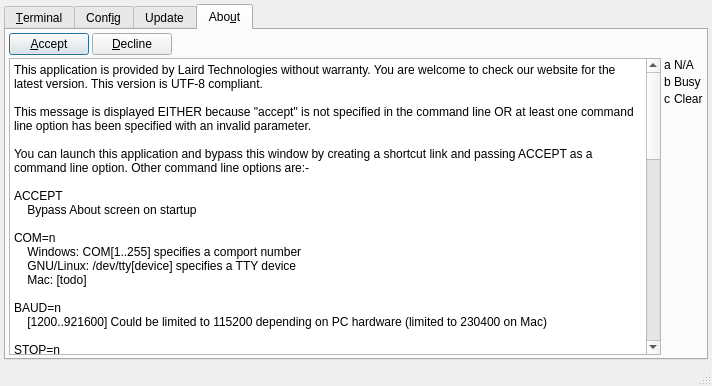
Qt form UwxMainWindow.ui (LairdCP/UwTerminalX) before a commit.
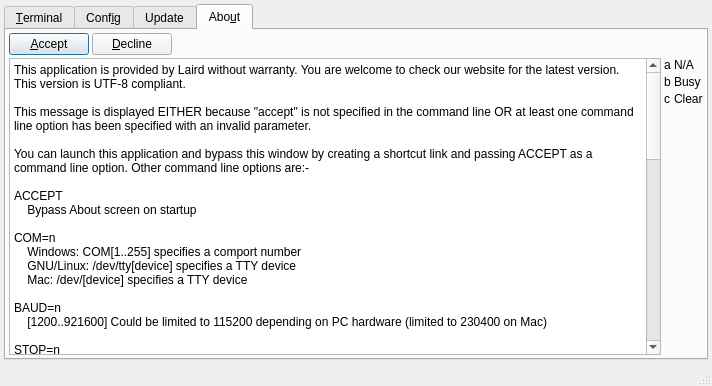
The same form after that commit. Icons and pictures are not drawn. Custom widgets are drawn as their Qt base class.

Commit message: v0.93f, changed 'Laird Technologies' to 'Laird', added mac device description, open file dialogue now keeps previous file selection

What changed in the file:
```diff
--- a/UwxMainWindow.ui
+++ b/UwxMainWindow.ui
@@ -2123,7 +2123,7 @@
                <bool>true</bool>
               </property>
               <property name="plainText">
-               <string>This application is provided by Laird Technologies without warranty. You are welcome to check our website for the latest version. This version is UTF-8 compliant.
+               <string>This application is provided by Laird without warranty. You are welcome to check our website for the latest version. This version is UTF-8 compliant.
 
 This message is displayed EITHER because &quot;accept&quot; is not specified in the command line OR at least one command line option has been specified with an invalid parameter.
 
@@ -2135,7 +2135,7 @@
 COM=n
     Windows: COM[1..255] specifies a comport number
     GNU/Linux: /dev/tty[device] specifies a TTY device
-    Mac: [todo]
+    Mac: /dev/[device] specifies a TTY device
 
 BAUD=n
     [1200..921600] Could be limited to 115200 depending on PC hardware (limited to 230400 on Mac)
```
The commit also changes 2 other files.
